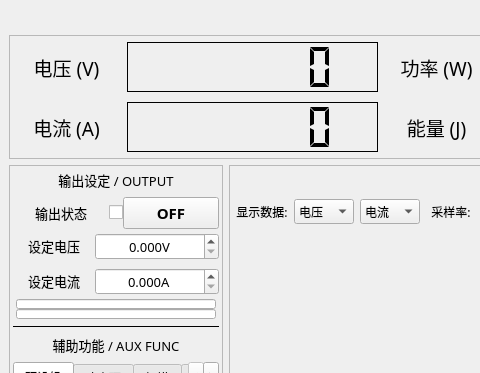
Above: gui_source/mdp_gui_template/mainwindow.ui from ElluIFX/DP100-PyQt5-GUI before the change; both pictures show x 0 to 480 and y 0 to 373 of the 1134 by 797 pixel window. Below: the same form after it.
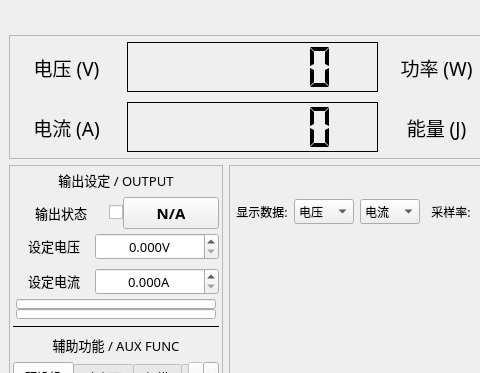
That is the form after the change. Custom widgets are drawn as their Qt base class.

The edit to the form file:
```diff
--- a/gui_source/mdp_gui_template/mainwindow.ui
+++ b/gui_source/mdp_gui_template/mainwindow.ui
@@ -668,7 +668,7 @@
                     </font>
                    </property>
                    <property name="text">
-                    <string>OFF</string>
+                    <string>N/A</string>
                    </property>
                   </widget>
                  </item>
```
Left out of the diff: 4 changed lines with no effect on the pictures.
